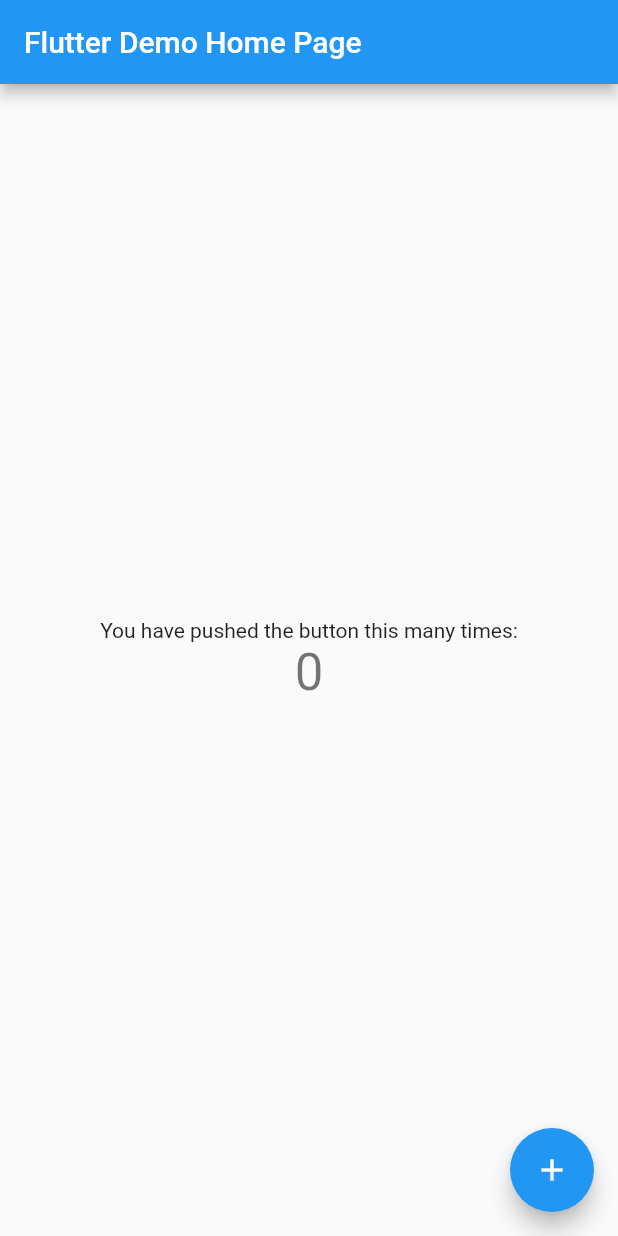
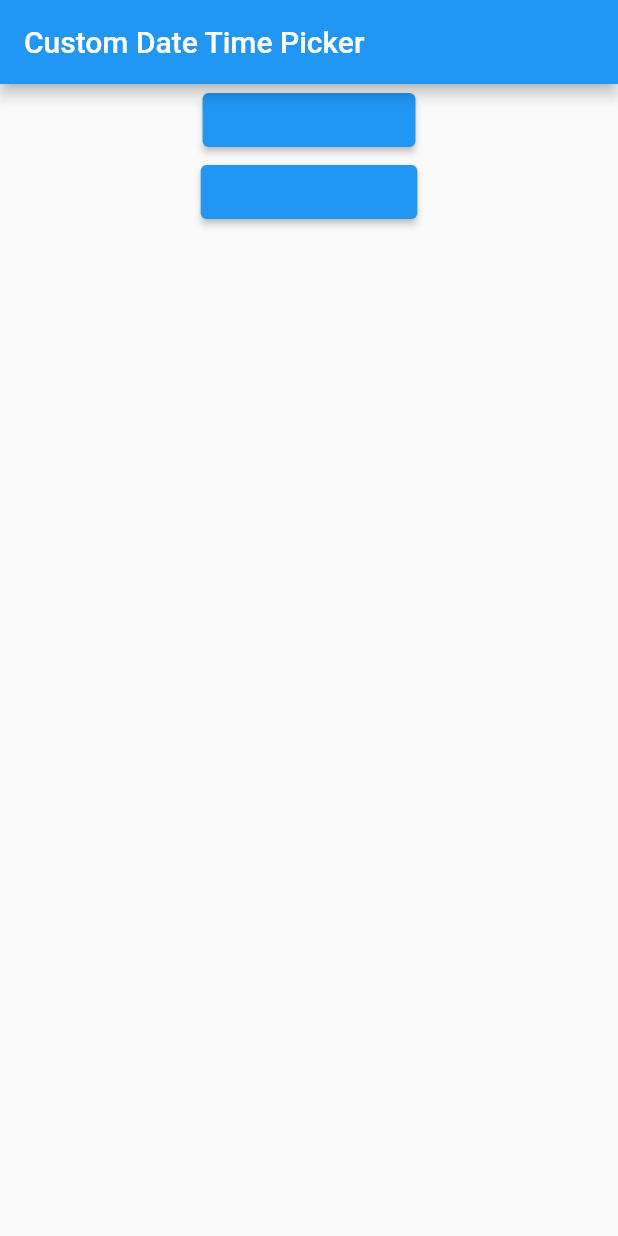
Before and after one commit to HOSEIN8106/custom_date_time_picker, a Flutter app: the screen it shows after launch, on a phone screen of 412 x 824 dp. Run offline on Flutter 3.47's test engine with Material 2 defaults, Android fonts, the phone set to English and light mode, and no system bars; our stand-ins replace numberpicker, shamsi_date.

Commit message:
update example file

```diff
--- a/example/lib/main.dart
+++ b/example/lib/main.dart
@@ -1,3 +1,4 @@
+import 'package:custom_date_time_picker/custom_date_time_picker.dart';
 import 'package:flutter/material.dart';
 
 void main() {
@@ -7,39 +8,20 @@ void main() {
 class MyApp extends StatelessWidget {
   const MyApp({super.key});
 
-  // This widget is the root of your application.
   @override
   Widget build(BuildContext context) {
     return MaterialApp(
-      title: 'Flutter Demo',
+      title: 'Custom Date Time Picker',
       theme: ThemeData(
-        // This is the theme of your application.
-        //
-        // Try running your application with "flutter run". You'll see the
-        // application has a blue toolbar. Then, without quitting the app, try
-        // changing the primarySwatch below to Colors.green and then invoke
-        // "hot reload" (press "r" in the console where you ran "flutter run",
-        // or simply save your changes to "hot reload" in a Flutter IDE).
-        // Notice that the counter didn't reset back to zero; the application
-        // is not restarted.
         primarySwatch: Colors.blue,
       ),
-      home: const MyHomePage(title: 'Flutter Demo Home Page'),
+      home: const MyHomePage(title: 'Custom Date Time Picker'),
     );
   }
 }
 
 class MyHomePage extends StatefulWidget {
   const MyHomePage({super.key, required this.title});
-
-  // This widget is the home page of your application. It is stateful, meaning
-  // that it has a State object (defined below) that contains fields that affect
-  // how it looks.
-
-  // This class is the configuration for the state. It holds the values (in this
-  // case the title) provided by the parent (in this case the App widget) and
-  // used by the build method of the State. Fields in a Widget subclass are
-  // always marked "final".
 
   final String title;
 
@@ -48,68 +30,34 @@ class MyHomePage extends StatefulWidget {
 }
 
 class _MyHomePageState extends State<MyHomePage> {
-  int _counter = 0;
-
-  void _incrementCounter() {
-    setState(() {
-      // This call to setState tells the Flutter framework that something has
-      // changed in this State, which causes it to rerun the build method below
-      // so that the display can reflect the updated values. If we changed
-      // _counter without calling setState(), then the build method would not be
-      // called again, and so nothing would appear to happen.
-      _counter++;
-    });
-  }
-
   @override
   Widget build(BuildContext context) {
-    // This method is rerun every time setState is called, for instance as done
-    // by the _incrementCounter method above.
-    //
-    // The Flutter framework has been optimized to make rerunning build methods
-    // fast, so that you can just rebuild anything that needs updating rather
-    // than having to individually change instances of widgets.
     return Scaffold(
       appBar: AppBar(
-        // Here we take the value from the MyHomePage object that was created by
-        // the App.build method, and use it to set our appbar title.
         title: Text(widget.title),
       ),
       body: Center(
-        // Center is a layout widget. It takes a single child and positions it
-        // in the middle of the parent.
         child: Column(
-          // Column is also a layout widget. It takes a list of children and
-          // arranges them vertically. By default, it sizes itself to fit its
-          // children horizontally, and tries to be as tall as its parent.
-          //
-          // Invoke "debug painting" (press "p" in the console, choose the
-          // "Toggle Debug Paint" action from the Flutter Inspector in Android
-          // Studio, or the "Toggle Debug Paint" command in Visual Studio Code)
-          // to see the wireframe for each widget.
-          //
-          // Column has various properties to control how it sizes itself and
-          // how it positions its children. Here we use mainAxisAlignment to
-          // center the children vertically; the main axis here is the vertical
-          // axis because Columns are vertical (the cross axis would be
-          // horizontal).
-          mainAxisAlignment: MainAxisAlignment.center,
-          children: <Widget>[
-            const Text(
-              'You have pushed the button this many times:',
+          children: [
+            ElevatedButton(
+              child: const Text(
+                "Show Date Picker",
+                style: TextStyle(color: Colors.blue),
+              ),
+              onPressed: () {},
             ),
-            Text(
-              '$_counter',
-              style: Theme.of(context).textTheme.headline4,
-            ),
+            ElevatedButton(
+              child: const Text(
+                "Show Time Picker",
+                style: TextStyle(color: Colors.blue),
+              ),
+              onPressed: () {
+                CustomDateTimePicker.showCustomTimePicker(context, (p0) => null);
+              },
+            )
           ],
         ),
       ),
-      floatingActionButton: FloatingActionButton(
-        onPressed: _incrementCounter,
-        tooltip: 'Increment',
-        child: const Icon(Icons.add),
-      ), // This trailing comma makes auto-formatting nicer for build methods.
     );
   }
 }
--- a/example/pubspec.yaml
+++ b/example/pubspec.yaml
@@ -31,11 +31,11 @@ environment:
 dependencies:
   flutter:
     sdk: flutter
-
-
   # The following adds the Cupertino Icons font to your application.
   # Use with the CupertinoIcons class for iOS style icons.
   cupertino_icons: ^1.0.2
+  custom_date_time_picker:
+    path: ../
 
 dev_dependencies:
   flutter_test:
```
Also changed, not shown: example/pubspec.lock, 2 other files.
